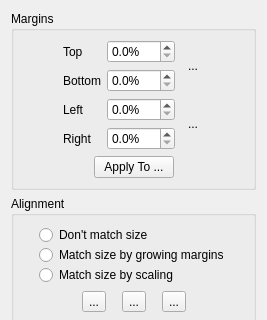
ImageProcessing-ElectronicPublications/scantailor-experimental, file src/filters/page_layout/ui/PageLayoutOptionsWidget.ui: the form before one commit; both pictures show x 0 to 267 and y 0 to 320 of the 267 by 639 pixel window.
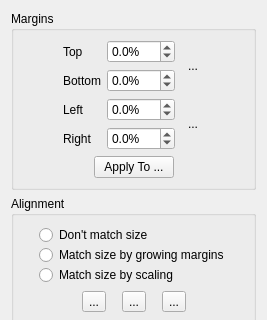
The form after the commit. Icons and pictures are not drawn.

What changed in the file:
```diff
--- a/src/filters/page_layout/ui/PageLayoutOptionsWidget.ui
+++ b/src/filters/page_layout/ui/PageLayoutOptionsWidget.ui
@@ -86,8 +86,11 @@
             <property name="decimals">
              <number>1</number>
             </property>
+            <property name="minimum">
+             <double>-49.5</double>
+            </property>
             <property name="maximum">
-             <double>999.000000000000000</double>
+             <double>999.5</double>
             </property>
             <property name="singleStep">
              <double>0.500000000000000</double>
@@ -109,8 +112,11 @@
             <property name="decimals">
              <number>1</number>
             </property>
+            <property name="minimum">
+             <double>-49.5</double>
+            </property>
             <property name="maximum">
-             <double>999.000000000000000</double>
+             <double>999.5</double>
             </property>
             <property name="singleStep">
              <double>0.500000000000000</double>
@@ -162,8 +168,11 @@
             <property name="decimals">
              <number>1</number>
             </property>
+            <property name="minimum">
+             <double>-49.5</double>
+            </property>
             <property name="maximum">
-             <double>999.000000000000000</double>
+             <double>999.5</double>
             </property>
             <property name="singleStep">
              <double>0.500000000000000</double>
@@ -178,8 +187,11 @@
             <property name="decimals">
              <number>1</number>
             </property>
+            <property name="minimum">
+             <double>-49.5</double>
+            </property>
             <property name="maximum">
-             <double>999.000000000000000</double>
+             <double>999.5</double>
             </property>
             <property name="singleStep">
              <double>0.500000000000000</double>
```
Left out of the diff: 8 changed lines with no effect on the pictures.
